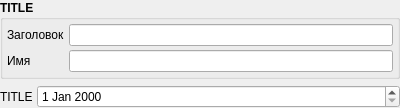
Above: src/components/variabledateframe.ui from Gris87/ProtocolCreator before the change. Below: the same form after it.
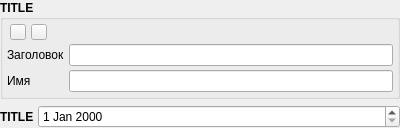
That is the form after the change. Icons and pictures are not drawn.

Commit message: Allow to copy variables and components

```diff
--- a/src/components/variabledateframe.ui
+++ b/src/components/variabledateframe.ui
@@ -7,7 +7,7 @@
     <x>0</x>
     <y>0</y>
     <width>400</width>
-    <height>93</height>
+    <height>115</height>
    </rect>
   </property>
   <property name="windowTitle">
@@ -35,7 +35,7 @@
       <property name="spacing">
        <number>4</number>
       </property>
-      <item row="0" column="0">
+      <item row="1" column="0">
        <widget class="QLabel" name="nameLabel">
         <property name="font">
          <font>
@@ -48,7 +48,7 @@
         </property>
        </widget>
       </item>
-      <item row="0" column="1">
+      <item row="1" column="1">
        <widget class="QLineEdit" name="nameEdit">
         <property name="font">
          <font>
@@ -58,7 +58,7 @@
         </property>
        </widget>
       </item>
-      <item row="1" column="0">
+      <item row="2" column="0">
        <widget class="QLabel" name="varNameLabel">
         <property name="font">
          <font>
@@ -71,7 +71,7 @@
         </property>
        </widget>
       </item>
-      <item row="1" column="1">
+      <item row="2" column="1">
        <widget class="QLineEdit" name="varNameEdit">
         <property name="font">
          <font>
@@ -81,6 +81,183 @@
         </property>
        </widget>
       </item>
+      <item row="0" column="0">
+       <layout class="QHBoxLayout" name="horizontalLayout_3">
+        <property name="spacing">
+         <number>2</number>
+        </property>
+        <item>
+         <widget class="QPushButton" name="upButton">
+          <property name="sizePolicy">
+           <sizepolicy hsizetype="Fixed" vsizetype="Fixed">
+            <horstretch>0</horstretch>
+            <verstretch>0</verstretch>
+           </sizepolicy>
+          </property>
+          <property name="maximumSize">
+           <size>
+            <width>16</width>
+            <height>16</height>
+           </size>
+          </property>
+          <property name="font">
+           <font>
+            <weight>50</weight>
+            <bold>false</bold>
+           </font>
+          </property>
+          <property name="text">
+           <string/>
+          </property>
+          <property name="icon">
+           <iconset resource="../../Resources.qrc">
+            <normaloff>:/images/Up.png</normaloff>:/images/Up.png</iconset>
+          </property>
+          <property name="iconSize">
+           <size>
+            <width>14</width>
+            <height>14</height>
+           </size>
+          </property>
+         </widget>
+        </item>
+        <item>
+         <widget class="QPushButton" name="downButton">
+          <property name="sizePolicy">
+           <sizepolicy hsizetype="Fixed" vsizetype="Fixed">
+            <horstretch>0</horstretch>
+            <verstretch>0</verstretch>
+           </sizepolicy>
+          </property>
+          <property name="maximumSize">
+           <size>
+            <width>16</width>
+            <height>16</height>
+           </size>
+          </property>
+          <property name="font">
+           <font>
+            <weight>50</weight>
+            <bold>false</bold>
+           </font>
+          </property>
+          <property name="text">
+           <string/>
+          </property>
+          <property name="icon">
+           <iconset resource="../../Resources.qrc">
+            <normaloff>:/images/Down.png</normaloff>:/images/Down.png</iconset>
+          </property>
+          <property name="iconSize">
+           <size>
+            <width>14</width>
+            <height>14</height>
+           </size>
+          </property>
+         </widget>
+        </item>
+        <item>
+         <spacer name="horizontalSpacer_2">
+          <property name="orientation">
+           <enum>Qt::Horizontal</enum>
+          </property>
+          <property name="sizeType">
+           <enum>QSizePolicy::Fixed</enum>
+          </property>
+          <property name="sizeHint" stdset="0">
+           <size>
+            <width>15</width>
+            <height>0</height>
+           </size>
+          </property>
+         </spacer>
+        </item>
+       </layout>
+      </item>
+      <item row="0" column="1">
+       <layout class="QHBoxLayout" name="horizontalLayout_2">
+        <property name="spacing">
+         <number>2</number>
+        </property>
+        <item>
+         <spacer name="horizontalSpacer">
+          <property name="orientation">
+           <enum>Qt::Horizontal</enum>
+          </property>
+          <property name="sizeHint" stdset="0">
+           <size>
+            <width>0</width>
+            <height>0</height>
+           </size>
+          </property>
+         </spacer>
+        </item>
+        <item>
+         <widget class="QPushButton" name="copyButton">
+          <property name="sizePolicy">
+           <sizepolicy hsizetype="Fixed" vsizetype="Fixed">
+            <horstretch>0</horstretch>
+            <verstretch>0</verstretch>
+           </sizepolicy>
+          </property>
+          <property name="maximumSize">
+           <size>
+            <width>16</width>
+            <height>16</height>
+           </size>
+          </property>
+          <property name="font">
+           <font>
+            <weight>50</weight>
+            <bold>false</bold>
+           </font>
+          </property>
+          <property name="text">
+           <string/>
+          </property>
+          <property name="icon">
+           <iconset resource="../../Resources.qrc">
+            <normaloff>:/images/CopyComponent.png</normaloff>:/images/CopyComponent.png</iconset>
+          </property>
+          <property name="flat">
+           <bool>true</bool>
+          </property>
+         </widget>
+        </item>
+        <item>
+         <widget class="QPushButton" name="deleteButton">
+          <property name="sizePolicy">
+           <sizepolicy hsizetype="Fixed" vsizetype="Fixed">
+            <horstretch>0</horstretch>
+            <verstretch>0</verstretch>
+           </sizepolicy>
+          </property>
+          <property name="maximumSize">
+           <size>
+            <width>16</width>
+            <height>16</height>
+           </size>
+          </property>
+          <property name="font">
+           <font>
+            <weight>50</weight>
+            <bold>false</bold>
+           </font>
+          </property>
+          <property name="text">
+           <string/>
+          </property>
+          <property name="icon">
+           <iconset resource="../../Resources.qrc">
+            <normaloff>:/images/Delete.png</normaloff>:/images/Delete.png</iconset>
+          </property>
+          <property name="flat">
+           <bool>true</bool>
+          </property>
+         </widget>
+        </item>
+       </layout>
+      </item>
      </layout>
     </widget>
    </item>
@@ -101,6 +278,12 @@
           <verstretch>0</verstretch>
          </sizepolicy>
         </property>
+        <property name="font">
+         <font>
+          <weight>75</weight>
+          <bold>true</bold>
+         </font>
+        </property>
         <property name="text">
          <string>TITLE</string>
         </property>
```
Left out of the diff: 4 changed lines with no effect on the pictures. The commit also changes 27 other files.
